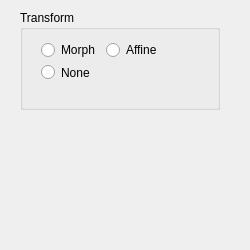
Old version of the form src/Interface/Modules/Fields/registerwithcorrespondences.ui in the repository SCIInstitute/SCIRun.
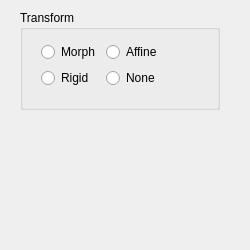
New version of the form.

Commit message: fixed the morphing and affine registraiton. added rigid registration.  The algorithms should works but I am having trouble linking them to the iterface.

```diff
--- a/src/Interface/Modules/Fields/registerwithcorrespondences.ui
+++ b/src/Interface/Modules/Fields/registerwithcorrespondences.ui
@@ -43,7 +43,7 @@
       <x>10</x>
       <y>21</y>
       <width>141</width>
-      <height>61</height>
+      <height>74</height>
      </rect>
     </property>
     <layout class="QFormLayout" name="formLayout">
@@ -54,13 +54,6 @@
        </property>
       </widget>
      </item>
-     <item row="2" column="0">
-      <widget class="QRadioButton" name="noneRadioButton_">
-       <property name="text">
-        <string>None</string>
-       </property>
-      </widget>
-     </item>
      <item row="1" column="1">
       <widget class="QRadioButton" name="affineRadioButton_">
        <property name="text">
@@ -68,6 +61,20 @@
        </property>
       </widget>
      </item>
+     <item row="2" column="1">
+      <widget class="QRadioButton" name="rigidRadioButton_">
+       <property name="text">
+        <string>None</string>
+       </property>
+      </widget>
+     </item>
+     <item row="2" column="0">
+      <widget class="QRadioButton" name="noneRadioButton_">
+       <property name="text">
+        <string>Rigid</string>
+       </property>
+      </widget>
+     </item>
     </layout>
    </widget>
   </widget>
```
The commit also changes 4 other files.
